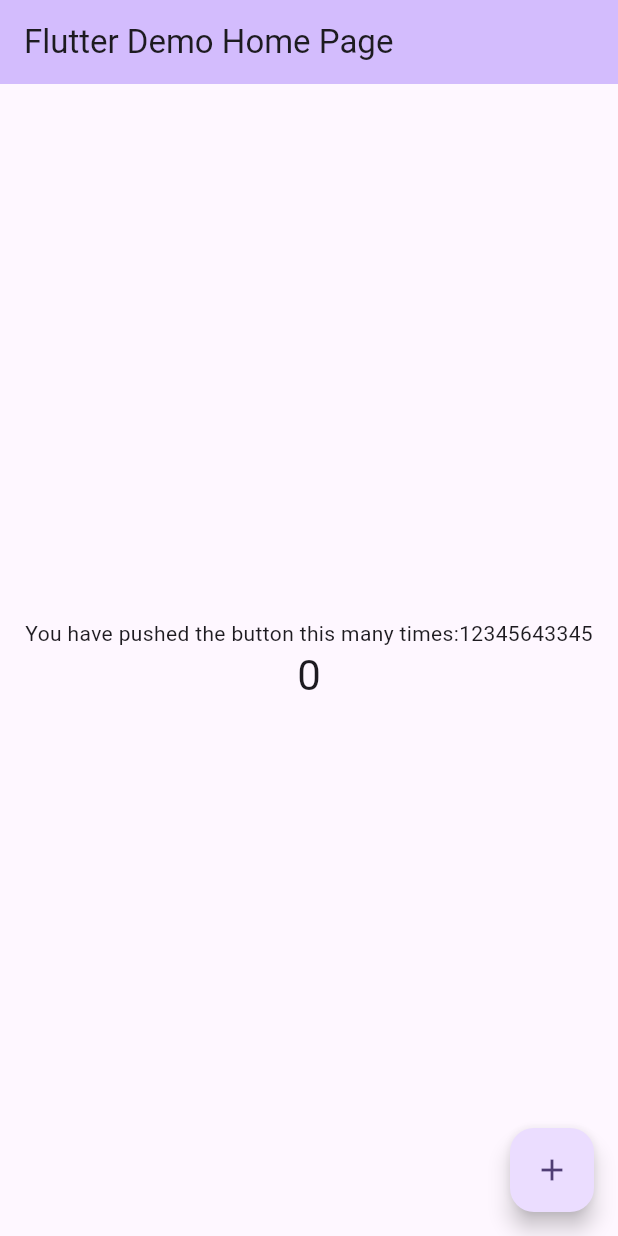
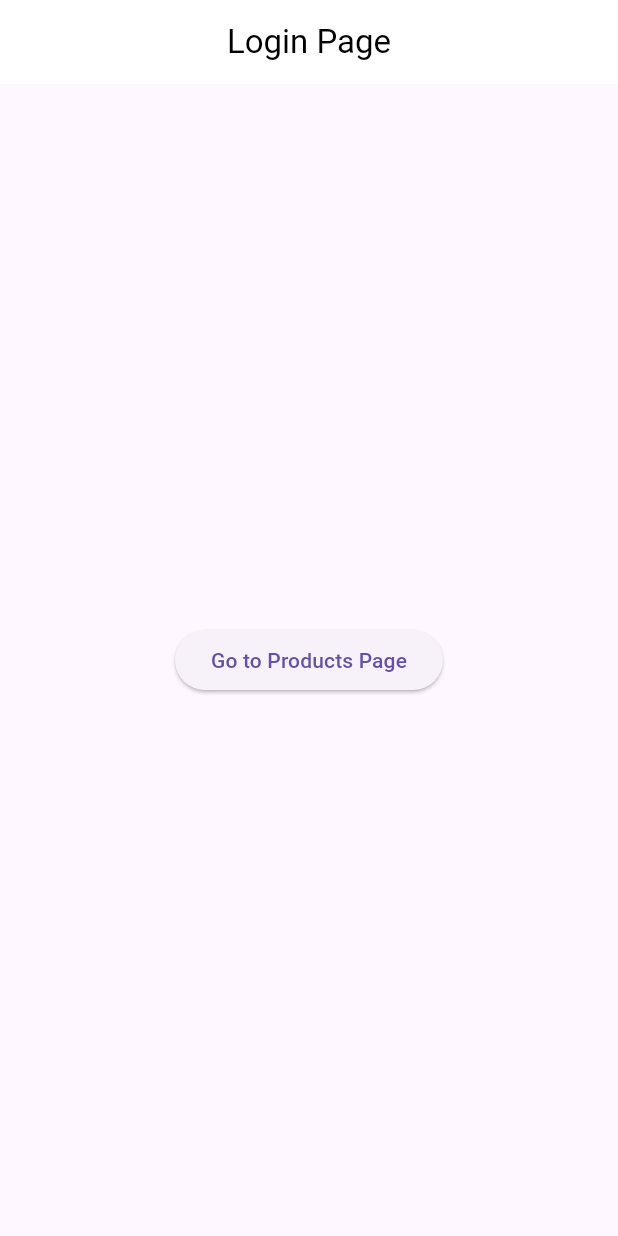
Before and after one commit to cristianstvp/flutter_app_hci, a Flutter app: the screen it shows after launch, on a phone screen of 412 x 824 dp. Run offline on Flutter 3.47's test engine with Material 3 defaults, Android fonts, the phone set to English and light mode, and no system bars.

Commit message:
Separacion de login y producto

```diff
--- a/lib/main.dart
+++ b/lib/main.dart
@@ -7,119 +7,79 @@
 class MyApp extends StatelessWidget {
   const MyApp({super.key});
 
-  // This widget is the root of your application.
   @override
   Widget build(BuildContext context) {
     return MaterialApp(
-      title: 'Flutter Demo',
-      theme: ThemeData(
-        // This is the theme of your application.
-        //
-        // TRY THIS: Try running your application with "flutter run". You'll see
-        // the application has a purple toolbar. Then, without quitting the app,
-        // try changing the seedColor in the colorScheme below to Colors.green
-        // and then invoke "hot reload" (save your changes or press the "hot
-        // reload" button in a Flutter-supported IDE, or press "r" if you used
-        // the command line to start the app).
-        //
-        // Notice that the counter didn't reset back to zero; the application
-        // state is not lost during the reload. To reset the state, use hot
-        // restart instead.
-        //
-        // This works for code too, not just values: Most code changes can be
-        // tested with just a hot reload.
-        colorScheme: ColorScheme.fromSeed(seedColor: Colors.deepPurple),
-        useMaterial3: true,
-      ),
-      home: const MyHomePage(title: 'Flutter Demo Home Page'),
+      debugShowCheckedModeBanner: false,
+      home: HomePage(),
     );
   }
 }
 
-class MyHomePage extends StatefulWidget {
-  const MyHomePage({super.key, required this.title});
-
-  // This widget is the home page of your application. It is stateful, meaning
-  // that it has a State object (defined below) that contains fields that affect
-  // how it looks.
-
-  // This class is the configuration for the state. It holds the values (in this
-  // case the title) provided by the parent (in this case the App widget) and
-  // used by the build method of the State. Fields in a Widget subclass are
-  // always marked "final".
-
-  final String title;
-
+class HomePage extends StatelessWidget {
+  const HomePage({super.key});
+// pantalla de login
+// SILVIA
+//----------------------------------------------------------------
+//----------------------------------------------------------------
   @override
-  State<MyHomePage> createState() => _MyHomePageState();
+  Widget build(BuildContext context) {
+    return Scaffold(
+      appBar: AppBar(
+        backgroundColor: Colors.white,
+        elevation: 0,
+        title: const Text(
+          'Login Page',
+          style: TextStyle(color: Colors.black),
+        ),
+        centerTitle: true,
+      ),
+      body: Center(
+        child: ElevatedButton(
+          onPressed: () {
+            // Navegar a la segunda pantalla
+            Navigator.push(
+              context,
+              MaterialPageRoute(builder: (context) => const ProductsPage()),
+            );
+          },
+          child: const Text('Go to Products Page'),
+        ),
+      ),
+    );
+  }
 }
 
-class _MyHomePageState extends State<MyHomePage> {
-  int _counter = 0;
+// Pantalla principal
+//----------------------------------------------------------------
+//----------------------------------------------------------------
+//----------------------------------------------------------------
+//----------------------------------------------------------------
 
-  void _incrementCounter() {
-    setState(() {
-      // This call to setState tells the Flutter framework that something has
-      // changed in this State, which causes it to rerun the build method below
-      // so that the display can reflect the updated values. If we changed
-      // _counter without calling setState(), then the build method would not be
-      // called again, and so nothing would appear to happen.
-      _counter++;
-    });
-  }
+class ProductsPage extends StatelessWidget {
+  const ProductsPage({super.key});
 
   @override
   Widget build(BuildContext context) {
-    // This method is rerun every time setState is called, for instance as done
-    // by the _incrementCounter method above.
-    //
-    // The Flutter framework has been optimized to make rerunning build methods
-    // fast, so that you can just rebuild anything that needs updating rather
-    // than having to individually change instances of widgets.
     return Scaffold(
       appBar: AppBar(
-        // TRY THIS: Try changing the color here to a specific color (to
-        // Colors.amber, perhaps?) and trigger a hot reload to see the AppBar
-        // change color while the other colors stay the same.
-        backgroundColor: Theme.of(context).colorScheme.inversePrimary,
-        // Here we take the value from the MyHomePage object that was created by
-        // the App.build method, and use it to set our appbar title.
-        title: Text(widget.title),
+        backgroundColor: Colors.white,
+        elevation: 0,
+        title: const Text(
+          'Products Page',
+          style: TextStyle(color: Colors.black),
+        ),
+        centerTitle: true,
       ),
       body: Center(
-        // Center is a layout widget. It takes a single child and positions it
-        // in the middle of the parent.
-        child: Column(
-          // Column is also a layout widget. It takes a list of children and
-          // arranges them vertically. By default, it sizes itself to fit its
-          // children horizontally, and tries to be as tall as its parent.
-          //
-          // Column has various properties to control how it sizes itself and
-          // how it positions its children. Here we use mainAxisAlignment to
-          // center the children vertically; the main axis here is the vertical
-          // axis because Columns are vertical (the cross axis would be
-          // horizontal).
-          //
-          // TRY THIS: Invoke "debug painting" (choose the "Toggle Debug Paint"
-          // action in the IDE, or press "p" in the console), to see the
-          // wireframe for each widget.
-          mainAxisAlignment: MainAxisAlignment.center,
-          children: <Widget>[
-            const Text(
-              'You have pushed the button this many times:12345643345',
-            ),
-            Text(
-              '$_counter',
-              style: Theme.of(context).textTheme.headlineMedium,
-            ),
-          ],
+        child: ElevatedButton(
+          onPressed: () {
+            // Volver a la pantalla anterior
+            Navigator.pop(context);
+          },
+          child: const Text('Back to Login'),
         ),
       ),
-      floatingActionButton: FloatingActionButton(
-        onPressed: _incrementCounter,
-        tooltip: 'Increment',
-        child: const Icon(Icons.add),
-      ), // This trailing comma makes auto-formatting nicer for build methods.
     );
   }
 }
```
